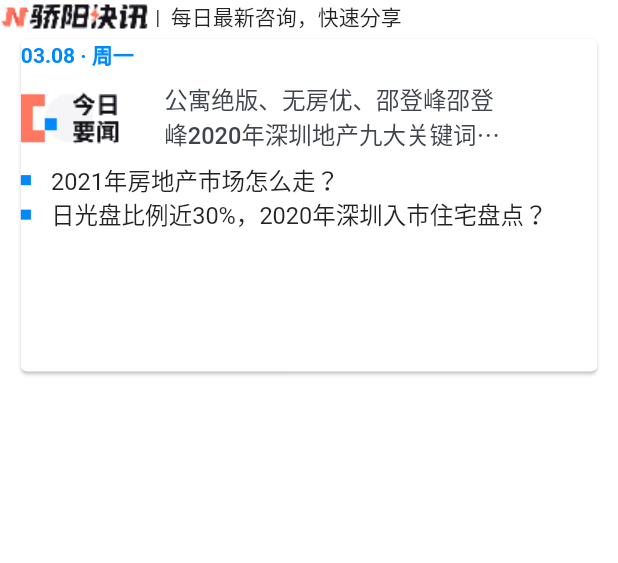
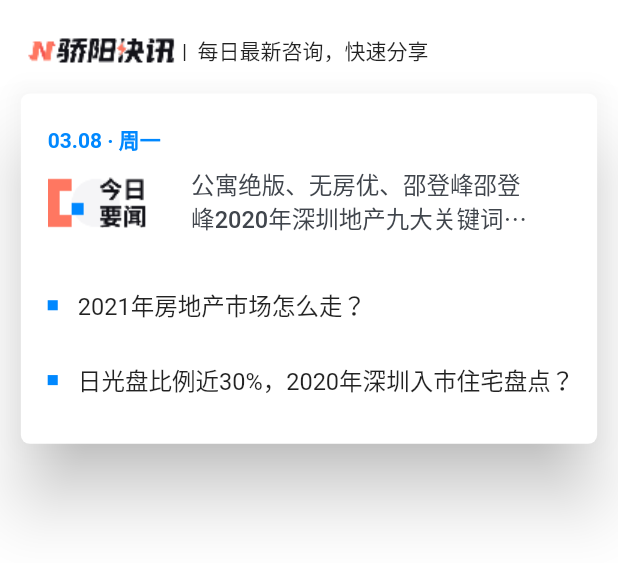
Before and after one commit to stoneCyx/flutter-template, a Flutter app: the FastNews widget shown alone on an empty page, opened directly, on a phone screen of 412 x 824 dp. Shown: the top 563 px of the screen. Run offline on Flutter 3.47's test engine with Material 2 defaults, Android fonts, the phone set to English and light mode, and no system bars; network calls fail.

Commit message:
card开发完成

```diff
--- a/lib/main.dart
+++ b/lib/main.dart
@@ -341,17 +341,28 @@ class FastNews extends StatelessWidget{
       child: Column(
         // margin:EdgeInsets.all(17.9),
         children: [
-          Row(
+          Container(
+            child:Row(
               children: [
                 Image.asset('images/title_home_news.png'),
                 Text(' |  每日最新咨询，快速分享')
               ],
             ),
+            height: 49.3,
+            margin:EdgeInsets.only(top:9,left:17.9)
+          ),
           Card(
-            child:  Container(
+              color:Colors.white,
+              elevation: 20.0,
+              clipBehavior: Clip.antiAlias,
+              semanticContainer: false,
+              shape:RoundedRectangleBorder(
+                borderRadius: BorderRadius.all(Radius.circular(6.0)),
+              ),
+              child:Container(
                   width:384.2,
-              height: 221.7,
-              child: Column(
+                  padding: EdgeInsets.only(left:17.9,top:20.2,bottom:31.0),
+                  child:Column(
                     children: [
                       Container(
                           alignment: Alignment.topLeft,
@@ -375,7 +386,9 @@ class FastNews extends StatelessWidget{
                           ),
                         ],
                       ),
-                  Row(
+                      Container(
+                        margin:EdgeInsets.only(top:26.9),
+                        child:Row(
                           children: [
                             Container(
                               width:6.7,
@@ -389,7 +402,10 @@ class FastNews extends StatelessWidget{
                             ),
                           ],
                         ),
-                  Row(
+                      ),
+                      Container(
+                        margin:EdgeInsets.only(top:26.9),
+                        child: Row(
                           children: [
                             Container(
                               width:6.7,
@@ -403,8 +419,9 @@ class FastNews extends StatelessWidget{
                             ),
                           ],
                         ),
+                      ),
                     ],
-              ),
+                  )
               ) ,
           ),
         ],
```
Lines whose indentation alone changed are shown as unchanged.
